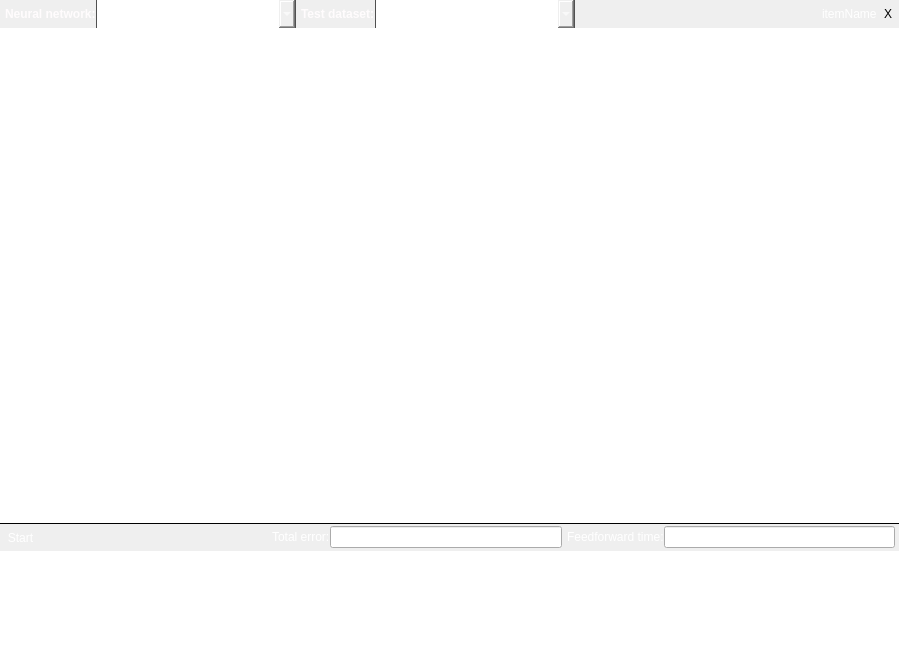
First picture: the form in ApplicationUi/DatasetTestWidget.ui, repository kacerpetr/NNCreator, before the edit.
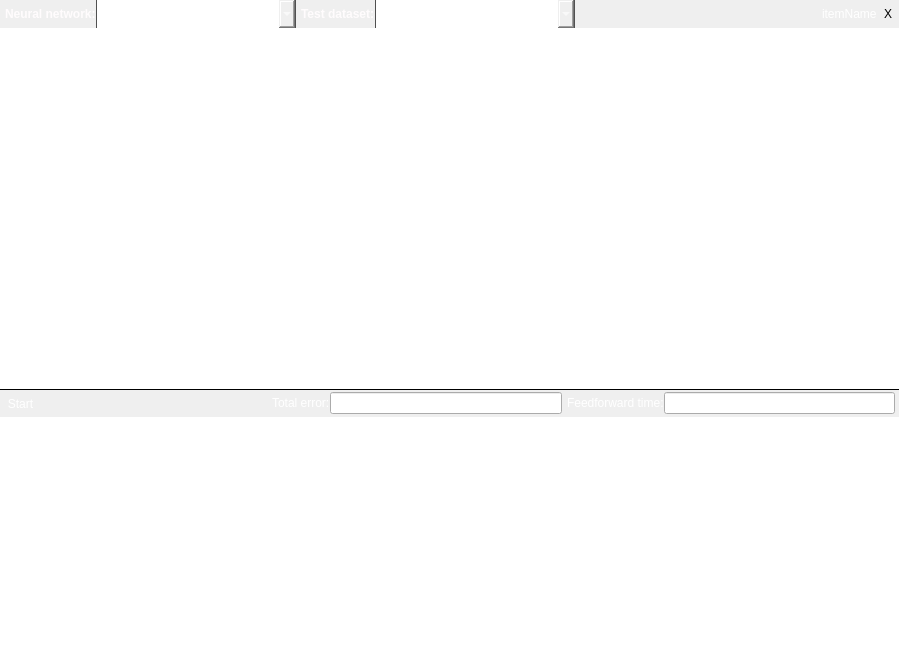
Second picture: the form after the edit. Icons and pictures are not drawn.

```diff
--- a/ApplicationUi/DatasetTestWidget.ui
+++ b/ApplicationUi/DatasetTestWidget.ui
@@ -278,7 +278,7 @@
       <property name="sizePolicy">
        <sizepolicy hsizetype="Expanding" vsizetype="Preferred">
         <horstretch>0</horstretch>
-        <verstretch>4</verstretch>
+        <verstretch>3</verstretch>
        </sizepolicy>
       </property>
       <property name="font">
@@ -318,7 +318,7 @@
       <property name="sizePolicy">
        <sizepolicy hsizetype="Preferred" vsizetype="Preferred">
         <horstretch>0</horstretch>
-        <verstretch>1</verstretch>
+        <verstretch>2</verstretch>
        </sizepolicy>
       </property>
       <property name="frameShape">
```
